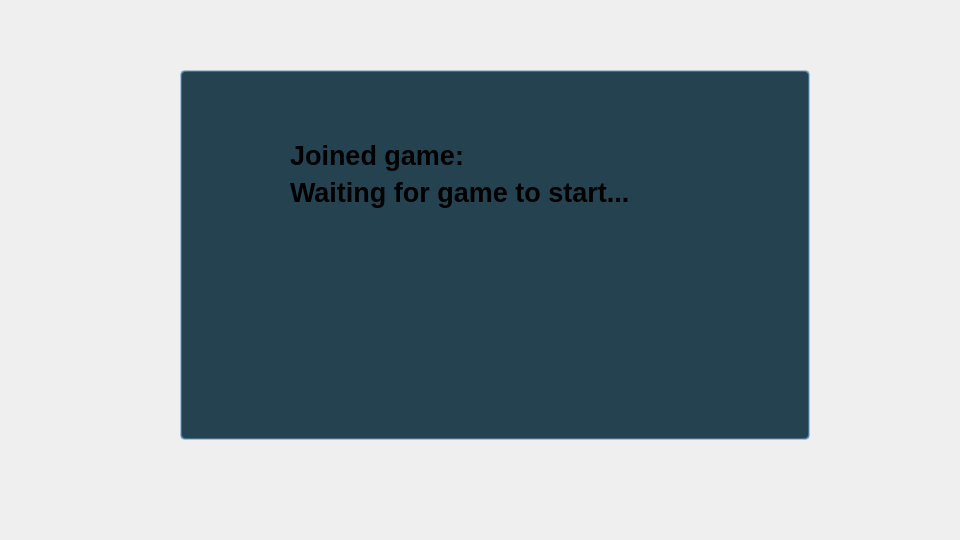
Above: client/lobby/guestwaiting.ui from manucampoliete/tp-grupal-2025c2-grupo-3 before the change. Below: the same form after it.
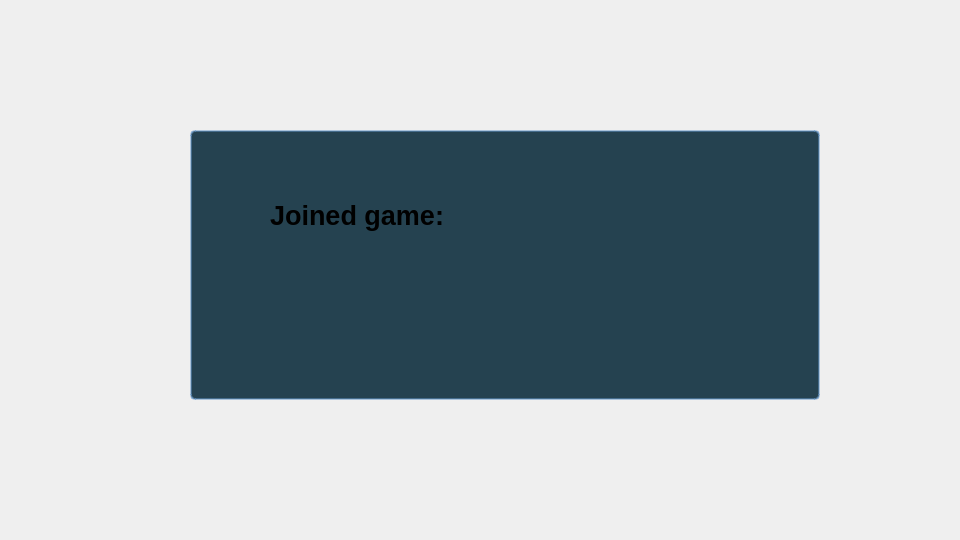
That is the form after the change.

Commit message: fix: removed loading gif, removed connected players label

Diff of the .ui file:
```diff
--- a/client/lobby/guestwaiting.ui
+++ b/client/lobby/guestwaiting.ui
@@ -14,7 +14,8 @@
    <string>Form</string>
   </property>
   <property name="styleSheet">
-   <string notr="true">GuestWaiting {
+   <string notr="true">
+GuestWaiting {
     background-color: transparent; 
 }
 
@@ -25,7 +26,7 @@
 }
 
 QLabel{
-	font-family: &quot;orbitron&quot;; 
+    font-family: "orbitron"; 
     font-size: 20pt; 
     font-weight: bold; 
 }
@@ -33,7 +34,7 @@
 QPushButton {
     background: transparent; 
     color: #FFFFFF;
-    font-family: &quot;orbitron&quot;; 
+    font-family: "orbitron"; 
     font-size: 20pt; 
     font-weight: bold; 
     border: none;
@@ -69,56 +70,47 @@
 QLineEdit::placeholder {
     color: #99aab5; 
 }
-</string>
+   </string>
   </property>
+
   <widget class="QWidget" name="waitContainer" native="true">
    <property name="geometry">
     <rect>
-     <x>180</x>
-     <y>70</y>
+     <x>190</x>
+     <y>130</y>
      <width>630</width>
-     <height>370</height>
+     <height>270</height>
     </rect>
    </property>
-   <widget class="QWidget" name="verticalLayoutWidget">
+
+   <widget class="QLabel" name="idLabel">
     <property name="geometry">
      <rect>
-      <x>110</x>
-      <y>70</y>
-      <width>411</width>
-      <height>231</height>
+      <x>80</x>
+      <y>60</y>
+      <width>300</width>
+      <height>50</height>
      </rect>
     </property>
-    <layout class="QVBoxLayout" name="mainLayout">
-     <item>
-      <widget class="QLabel" name="label_2">
-       <property name="text">
-        <string>Joined game: </string>
-       </property>
-      </widget>
-     </item>
-     <item>
-      <widget class="QLabel" name="label">
-       <property name="text">
-        <string>Waiting for game to start...</string>
-       </property>
-      </widget>
-     </item>
-     <item>
-      <spacer name="verticalSpacer">
-       <property name="orientation">
-        <enum>Qt::Orientation::Vertical</enum>
-       </property>
-       <property name="sizeHint" stdset="0">
-        <size>
-         <width>20</width>
-         <height>40</height>
-        </size>
-       </property>
-      </spacer>
-     </item>
-    </layout>
+    <property name="text">
+     <string>Joined game:</string>
+    </property>
    </widget>
+
+   <widget class="QLabel" name="waitingLabel">
+    <property name="geometry">
+     <rect>
+      <x>80</x>
+      <y>130</y>
+      <width>450</width>
+      <height>70</height>
+     </rect>
+    </property>
+    <property name="text">
+     <string></string>
+    </property>
+   </widget>
+
   </widget>
  </widget>
  <resources/>
```
Left out of the diff: 3 changed lines with no effect on the pictures. The commit also changes 8 other files.
